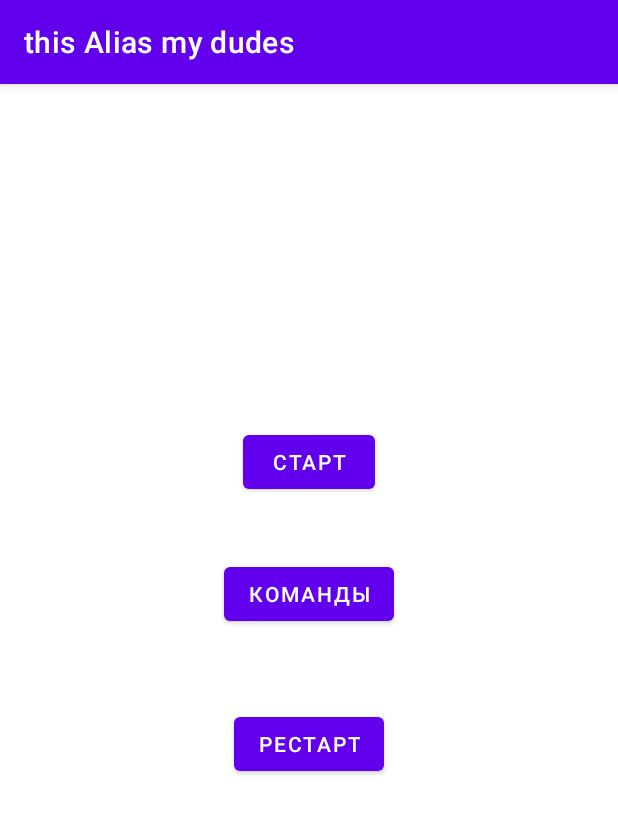
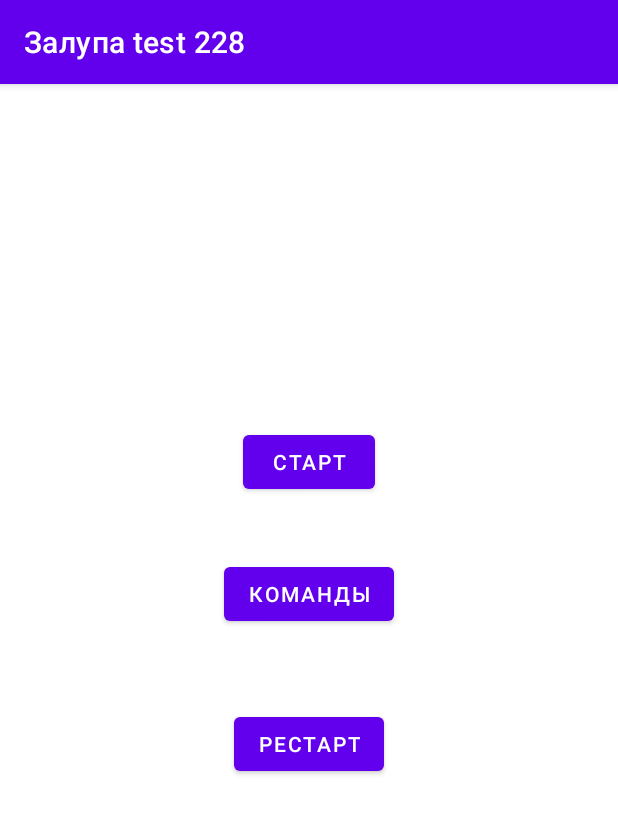
Before and after one commit to andrej-igrushkin/Alias, an Android app: the screen it shows after launch (MainActivity), on a phone screen of 412 x 824 dp. Shown: the top 814 px of the screen. Run offline under Robolectric (Android 15) with nearby library versions, the phone set to English and light mode, and no system bars; 1 statement that could not run was skipped.

Commit message:
first test commit

```diff
--- a/app/build.gradle
+++ b/app/build.gradle
@@ -6,7 +6,7 @@ android {
     compileSdk 31
 
     defaultConfig {
-        applicationId 'com.example.dudes'
+        applicationId "com.example.test"
         minSdk 21
         targetSdk 31
         versionCode 1
--- a/app/src/main/AndroidManifest.xml
+++ b/app/src/main/AndroidManifest.xml
@@ -7,7 +7,7 @@
     <application
         android:allowBackup="true"
         android:icon="@mipmap/ic_launcher"
-        android:label="this Alias my dudes"
+        android:label="Залупа test 228"
         android:roundIcon="@mipmap/ic_launcher_round"
         android:supportsRtl="true"
         android:theme="@style/Theme.Test" >
--- a/app/src/main/java/com/example/test/MainActivity.java
+++ b/app/src/main/java/com/example/test/MainActivity.java
@@ -1,7 +1,6 @@
 package com.example.test;
 
 import androidx.appcompat.app.AppCompatActivity;
-import androidx.constraintlayout.widget.ConstraintSet;
 import androidx.core.app.ActivityCompat;
 
 import android.Manifest;
@@ -9,17 +8,13 @@ import android.app.Activity;
 import android.content.Intent;
 import android.os.Bundle;
 import android.os.CountDownTimer;
-import android.os.Environment;
 import android.view.View;
 import android.view.inputmethod.InputMethodManager;
 import android.widget.*;
 
-import java.io.File;
 import java.io.FileInputStream;
 import java.io.FileNotFoundException;
-import java.io.FileOutputStream;
 import java.io.IOException;
-import java.nio.charset.StandardCharsets;
 import java.util.ArrayList;
 import java.util.Collections;
 
@@ -31,33 +26,38 @@ public class MainActivity extends AppCompatActivity {
 
     private static final int REQUEST_CODE = 123;
     public static ArrayList<String> words = new ArrayList<String>();
+    public static ArrayList<String> currentWords = new ArrayList<String>();
     public static ArrayList<Player> playerList = new ArrayList<Player>();
 //    public static Player[] playerWievList = new Player[]{new Player(), new Player(), new Player()};
 
+    static private ListView wordList;
 
     TextView wordView, rightIteratorView, wrongIteratorView, chronometer;
     Button skipBtn, rightBtn,startBtn , restartBtn, playerListBtn;
 
-    View startLayout,gameLayout;
+    boolean endTime = false;
+
+    View startLayout,gameLayout, currentWordLayout;
 
     Integer currentNumber = 0;
 
-//    CountDownTimer timer = new CountDownTimer(5000, 1000) {
-//        @Override
-//        public void onTick(long millisUntilFinished) {
-//            chronometer.setText("" + (millisUntilFinished/1000+1));
-//        }
-//
-//        @Override
-//        public void onFinish() {
-//            nextPlayer(playerList.size());
+    CountDownTimer timer = new CountDownTimer(5000, 1000) {
+        @Override
+        public void onTick(long millisUntilFinished) {
+            chronometer.setText("" + (millisUntilFinished/1000+1));
+        }
+
+        @Override
+        public void onFinish() {
+            nextPlayer(playerList.size());
 //            wordView.setText(playerList.get(currentNumber).getName());
-//            rightIteratorView.setText(String.valueOf(playerList.get(currentNumber).getScore()));
-//            this.start();
-//        }
-//    };
+            rightIteratorView.setText(String.valueOf(playerList.get(currentNumber).getScore()));
+            chronometer.setText("Последнее слово");
+            endTime = true;
+        }
+    };
 
-    static int i = 0;
+    static int wordIterator = 0;
     static int right = 0, wrong = 0;
 
 //    public MainActivity() throws IOException, ClassNotFoundException {
@@ -85,15 +85,19 @@ public class MainActivity extends AppCompatActivity {
             startBtn = findViewById(R.id.startBtn);
             playerListBtn = findViewById(R.id.playerListBtn);
 
+            wordList = findViewById(R.id.wordList);
+
             startLayout = findViewById(R.id.startLayout);
             startLayout.setVisibility(View.VISIBLE);
             gameLayout = findViewById(R.id.gameLayout);
+            currentWordLayout = findViewById(R.id.currentWordLayout);
 
             playerList.add(new Player());
             playerList.add(new Player());
             playerList.add(new Player());
 
-            wordView.setText(playerList.get(currentNumber).getName());
+
+//            wordView.setText(playerList.get(currentNumber).getName());
 
             FileInputStream fis = null;
 
@@ -102,7 +106,6 @@ public class MainActivity extends AppCompatActivity {
             } catch (FileNotFoundException e) {
                 wordView.setText(e.toString());
             }
-
 
             XMLHandler handler;
             SAXParserFactory factory = SAXParserFactory.newInstance();
@@ -117,6 +120,8 @@ public class MainActivity extends AppCompatActivity {
             }
 
             Collections.shuffle(words);
+
+            wordView.setText(words.get(wordIterator));
         }
 
 
@@ -125,7 +130,7 @@ public class MainActivity extends AppCompatActivity {
             TextView wordView = findViewById(R.id.textView1);
 
             try {
-                wordView.setText(words.get(i++));
+                wordView.setText(words.get(wordIterator++));
             }
             catch (Exception e){
                 wordView.setText(e.toString());
@@ -133,7 +138,7 @@ public class MainActivity extends AppCompatActivity {
         }
 
     public void restartWord(View view) {
-        i = 0;
+        wordIterator = 0;
         right = 0;
         wrong = 0;
 
@@ -143,7 +148,7 @@ public class MainActivity extends AppCompatActivity {
         Collections.shuffle(words);
 
         try {
-            wordView.setText(words.get(i++));
+            wordView.setText(words.get(wordIterator++));
         }
         catch (Exception e){
             wordView.setText(e.toString());
@@ -151,14 +156,32 @@ public class MainActivity extends AppCompatActivity {
     }
 
 
-    public void right(View view) {
+    public void right(View view){
         playerList.get(currentNumber).upScore();
         rightIteratorView.setText(String.valueOf(playerList.get(currentNumber).getScore()));
-        wordView.setText(words.get(i++));
+        wordView.setText(words.get(++wordIterator));
+        if (endTime)
+        {
+            gameLayout.setVisibility(View.GONE);
+            currentWordLayout.setVisibility(View.VISIBLE);
+            ArrayAdapter<String> adapter = new ArrayAdapter(this, android.R.layout.simple_list_item_1, currentWords);
+            wordList.setAdapter(adapter);
+        };
     }
 
-    public void wrong(View view) {
-        wordView.setText(words.get(i++));
+    public void contin (View view){
+
+        currentWordLayout.setVisibility(View.GONE);
+        gameLayout.setVisibility(View.VISIBLE);
+
+        currentWords.clear();
+        timer.start();
+
+    }
+
+    public void skip(View view) {
+        currentWords.add(words.get(wordIterator++));
+        wordView.setText(words.get(wordIterator));
     }
 
     public void start(View view) {
@@ -170,9 +193,11 @@ public class MainActivity extends AppCompatActivity {
 //            nextPlayer(playerList.size());
 //            wordView.setText(playerList.get(currentNumber).getName());
 //            playerListBtn.setVisibility(View.VISIBLE);
+//        intermediateLayout.setVisibility(View.GONE)
+        startLayout.setVisibility(View.GONE);
         gameLayout.setVisibility(View.VISIBLE);
-        startLayout.setVisibility(View.GONE);
-//        timer.start();
+        currentWords.clear();
+        timer.start();
     }
 
     public void playerListView(View view) {
@@ -203,4 +228,9 @@ public class MainActivity extends AppCompatActivity {
 
         }
     }
+
+//    public void currentWordsDrow(){
+//                ArrayAdapter<String> adapter = new ArrayAdapter(this, R.layout.word_list_item, currentWords);
+//                wordList.setAdapter(adapter);
+//    }
 }
--- /dev/null
+++ b/app/src/main/java/com/example/test/MainString.java
@@ -0,0 +1,9 @@
+package com.example.test;
+
+public class MainString {
+    private String string;
+    private static int counter = 0;
+    public void MainString(String string){
+
+    }
+}
--- a/app/src/main/java/com/example/test/PlayerActivity.java
+++ b/app/src/main/java/com/example/test/PlayerActivity.java
@@ -1,22 +1,14 @@
 package com.example.test;
 
-import androidx.annotation.IdRes;
 import androidx.appcompat.app.AppCompatActivity;
 import androidx.constraintlayout.widget.ConstraintLayout;
 
-import android.app.Activity;
 import android.content.Context;
 import android.os.Bundle;
 import android.view.View;
-import android.view.inputmethod.InputMethodManager;
-import android.widget.AdapterView;
-import android.widget.ArrayAdapter;
 import android.widget.Button;
 import android.widget.EditText;
 import android.widget.ListView;
-import android.widget.TextView;
-
-import java.util.List;
 
 public class PlayerActivity extends AppCompatActivity {
     static private ListView playerList;
@@ -45,7 +37,7 @@ public class PlayerActivity extends AppCompatActivity {
 
 
     static public void playerListDraw(){
-        PlayerAdapter playerAdapter = new PlayerAdapter(thisContext, R.layout.list_item , MainActivity.playerList);
+        PlayerAdapter playerAdapter = new PlayerAdapter(thisContext, R.layout.player_list_item, MainActivity.playerList);
 
         playerList.setAdapter(playerAdapter);
     }
--- a/app/src/main/res/layout/activity_main.xml
+++ b/app/src/main/res/layout/activity_main.xml
@@ -5,6 +5,51 @@
     android:layout_width="match_parent"
     android:layout_height="match_parent"
     tools:context=".MainActivity">
+
+    <androidx.constraintlayout.widget.ConstraintLayout
+        android:id="@+id/currentWordLayout"
+        android:layout_width="match_parent"
+        android:layout_height="match_parent"
+        android:visibility="gone">
+
+        <Button
+            android:id="@+id/continueButton"
+            android:layout_width="150dp"
+            android:layout_height="45dp"
+            android:layout_marginBottom="15dp"
+            android:onClick="contin"
+            android:text="Продолжить"
+            android:visibility="visible"
+            app:layout_constraintBottom_toBottomOf="parent"
+            app:layout_constraintEnd_toEndOf="parent"
+            app:layout_constraintStart_toStartOf="parent"
+            app:layout_constraintTop_toTopOf="parent"
+            app:layout_constraintVertical_bias="0.976" />
+
+        <ListView
+            android:id="@+id/wordList"
+            android:layout_width="390dp"
+            android:layout_height="450dp"
+            android:layout_marginTop="16dp"
+            android:layout_marginBottom="16dp"
+            app:layout_constraintBottom_toTopOf="@+id/continueButton"
+            app:layout_constraintEnd_toEndOf="parent"
+            app:layout_constraintHorizontal_bias="0.466"
+            app:layout_constraintStart_toStartOf="parent"
+            app:layout_constraintTop_toBottomOf="@+id/textView" />
+
+        <TextView
+            android:id="@+id/textView"
+            android:layout_width="180dp"
+            android:layout_height="27dp"
+            android:layout_marginTop="16dp"
+            android:text="Пропущенные слова"
+            android:textAlignment="center"
+            app:layout_constraintEnd_toEndOf="parent"
+            app:layout_constraintHorizontal_bias="0.497"
+            app:layout_constraintStart_toStartOf="parent"
+            app:layout_constraintTop_toTopOf="parent" />
+    </androidx.constraintlayout.widget.ConstraintLayout>
 
     <androidx.constraintlayout.widget.ConstraintLayout
         android:id="@+id/gameLayout"
@@ -17,7 +62,8 @@
             android:layout_width="150dp"
             android:layout_height="45dp"
             android:layout_marginStart="28dp"
-            android:onClick="wrong"
+            android:layout_marginBottom="15dp"
+            android:onClick="skip"
             android:text="Пропустить"
             android:visibility="visible"
             app:layout_constraintBottom_toBottomOf="parent"
@@ -30,6 +76,7 @@
             android:layout_width="150dp"
             android:layout_height="45dp"
             android:layout_marginEnd="20dp"
+            android:layout_marginBottom="15dp"
             android:onClick="right"
             android:text="Верно"
             android:visibility="visible"
@@ -40,8 +87,8 @@
 
         <TextView
             android:id="@+id/textViewRight"
-            android:layout_width="80dp"
-            android:layout_height="40dp"
+            android:layout_width="44dp"
+            android:layout_height="44dp"
             android:layout_marginTop="32dp"
             android:layout_marginEnd="40dp"
             android:text="0"
@@ -52,8 +99,8 @@
 
         <TextView
             android:id="@+id/chronometer"
-            android:layout_width="80dp"
-            android:layout_height="40dp"
+            android:layout_width="229dp"
+            android:layout_height="52dp"
             android:layout_marginTop="32dp"
             android:countDown="true"
             android:textAlignment="center"
@@ -72,7 +119,7 @@
             android:layout_marginTop="32dp"
             android:onClick="nextPlayerTest"
             android:text="Button"
-            android:visibility="visible"
+            android:visibility="gone"
             app:layout_constraintStart_toStartOf="parent"
             app:layout_constraintTop_toTopOf="parent" />
 
@@ -97,7 +144,7 @@
         android:id="@+id/startLayout"
         android:layout_width="match_parent"
         android:layout_height="match_parent"
-        android:visibility="visible">
+        android:visibility="gone">
 
         <Button
             android:id="@+id/startBtn"
```
Also changed, not shown: app/src/main/res/layout/player_list_item.xml (renamed from app/src/main/res/layout/list_item.xml).
